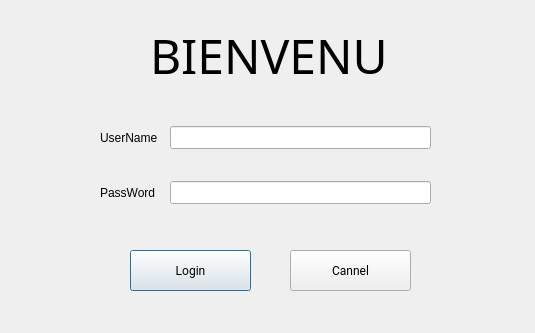
pholien/QtProjet, file login.ui: the form before one commit.
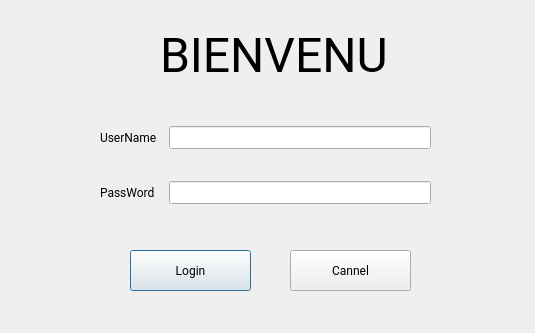
The form after the commit.

```diff
--- a/login.ui
+++ b/login.ui
@@ -52,7 +52,7 @@
   <widget class="QLabel" name="label">
    <property name="geometry">
     <rect>
-     <x>150</x>
+     <x>160</x>
      <y>30</y>
      <width>251</width>
      <height>51</height>
@@ -60,7 +60,7 @@
    </property>
    <property name="font">
     <font>
-     <family>微软雅黑</family>
+     <family>Roboto</family>
      <pointsize>36</pointsize>
     </font>
    </property>
@@ -87,18 +87,6 @@
       </property>
      </widget>
     </item>
-    <item row="1" column="0">
-     <widget class="QLabel" name="pwdLabel">
-      <property name="font">
-       <font>
-        <family>Helvetica</family>
-       </font>
-      </property>
-      <property name="text">
-       <string>PassWord  </string>
-      </property>
-     </widget>
-    </item>
     <item row="1" column="1">
      <widget class="QLineEdit" name="pwdLineEdit">
       <property name="font">
@@ -112,7 +100,7 @@
      <widget class="QLabel" name="userLabel">
       <property name="font">
        <font>
-        <family>Helvetica</family>
+        <family>Roboto</family>
        </font>
       </property>
       <property name="text">
@@ -120,6 +108,18 @@
       </property>
      </widget>
     </item>
+    <item row="1" column="0">
+     <widget class="QLabel" name="pwdLabel">
+      <property name="font">
+       <font>
+        <family>Roboto</family>
+       </font>
+      </property>
+      <property name="text">
+       <string>PassWord  </string>
+      </property>
+     </widget>
+    </item>
    </layout>
   </widget>
  </widget>
```
Left out of the diff: 6 changed lines with no effect on the pictures.
